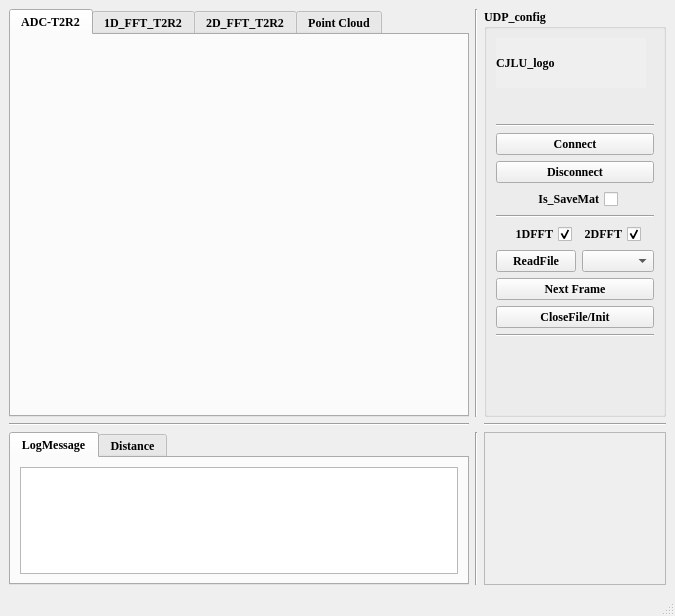
CruzeOliver/Andar_Radar_UDP, file Radar_UDP.ui: the form before one commit.
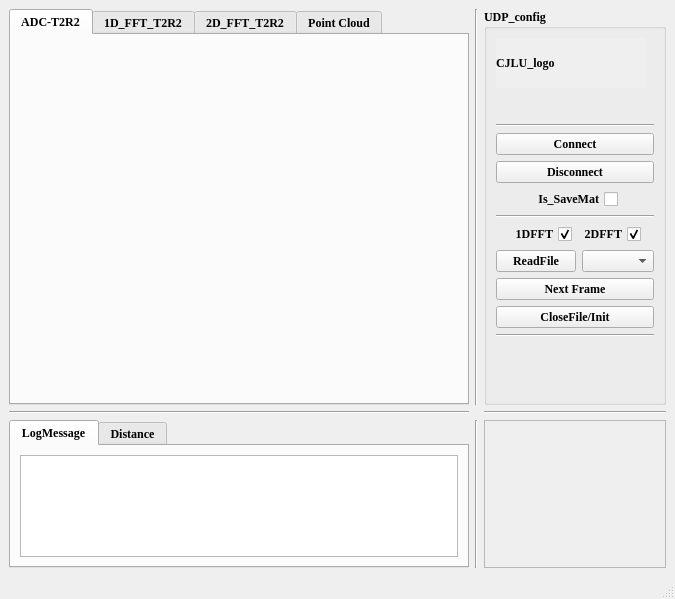
The form after the commit. The open tabs and pages were chosen to show the change.

```diff
--- a/Radar_UDP.ui
+++ b/Radar_UDP.ui
@@ -7,7 +7,7 @@
     <x>0</x>
     <y>0</y>
     <width>675</width>
-    <height>616</height>
+    <height>599</height>
    </rect>
   </property>
   <property name="windowTitle">
```
Left out of the diff: 4 changed lines with no effect on the pictures.
